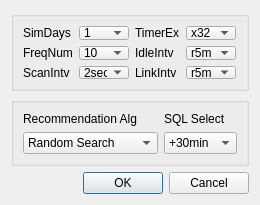
This is link/linkdlg.ui in lzhengp1986/AutoTechSim as Qt 5 draws it before an edit. The edited form follows.
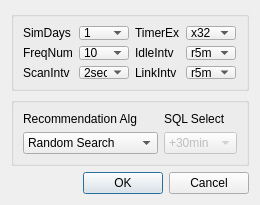
This is the edited form.

Commit message: 默认关闭sql规则

Diff of the .ui file:
```diff
--- a/link/linkdlg.ui
+++ b/link/linkdlg.ui
@@ -347,6 +347,9 @@
       </item>
       <item row="1" column="2">
        <widget class="QComboBox" name="sqlRule">
+        <property name="enabled">
+         <bool>false</bool>
+        </property>
         <item>
          <property name="text">
           <string>+30min</string>
```
